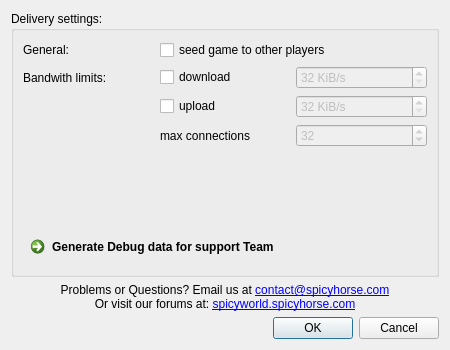
Above: settingsdialog.ui from SpicyHorse/launcher before the change. Below: the same form after it.
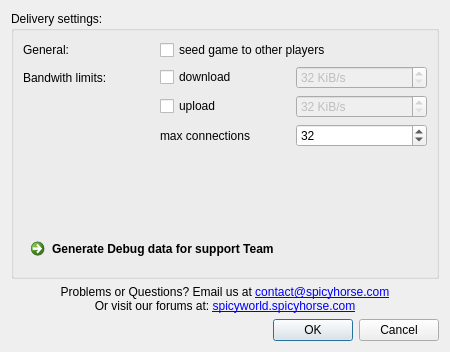
That is the form after the change. Icons and pictures are not drawn.

Commit message: enable controls for conn limit

```diff
--- a/settingsdialog.ui
+++ b/settingsdialog.ui
@@ -10,7 +10,7 @@
     <x>0</x>
     <y>0</y>
     <width>450</width>
-    <height>350</height>
+    <height>352</height>
    </rect>
   </property>
   <property name="sizePolicy">
@@ -122,9 +122,6 @@
       </item>
       <item row="3" column="3">
        <widget class="QSpinBox" name="connectionsSpin">
-        <property name="enabled">
-         <bool>false</bool>
-        </property>
         <property name="minimum">
          <number>8</number>
         </property>
```
